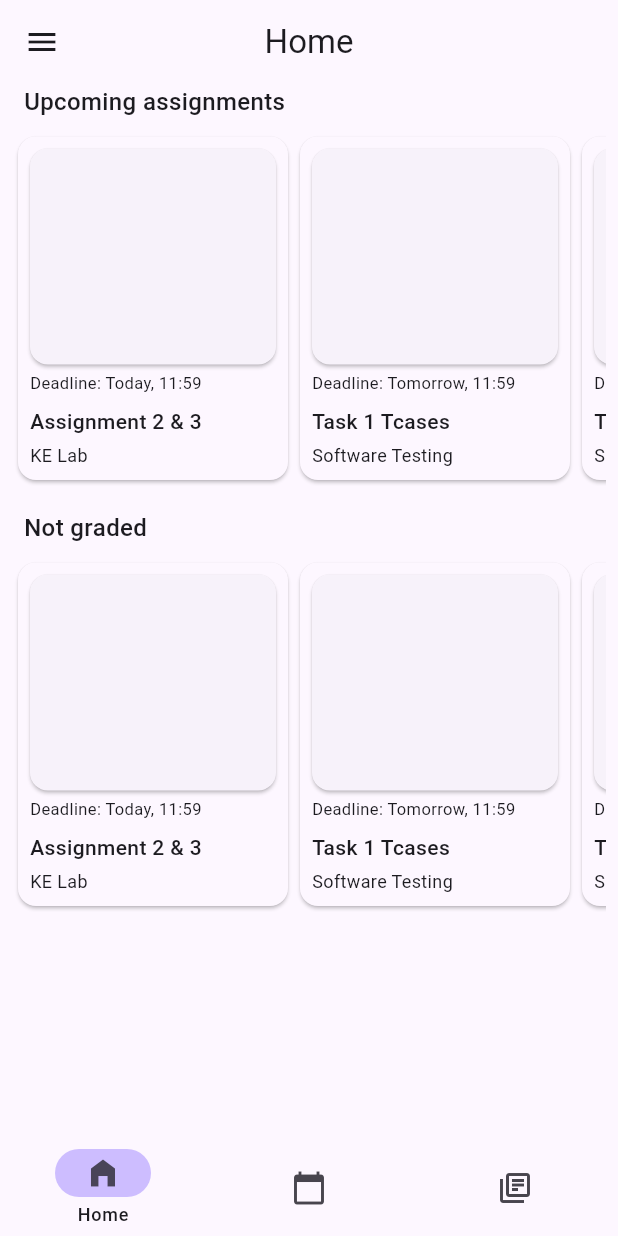
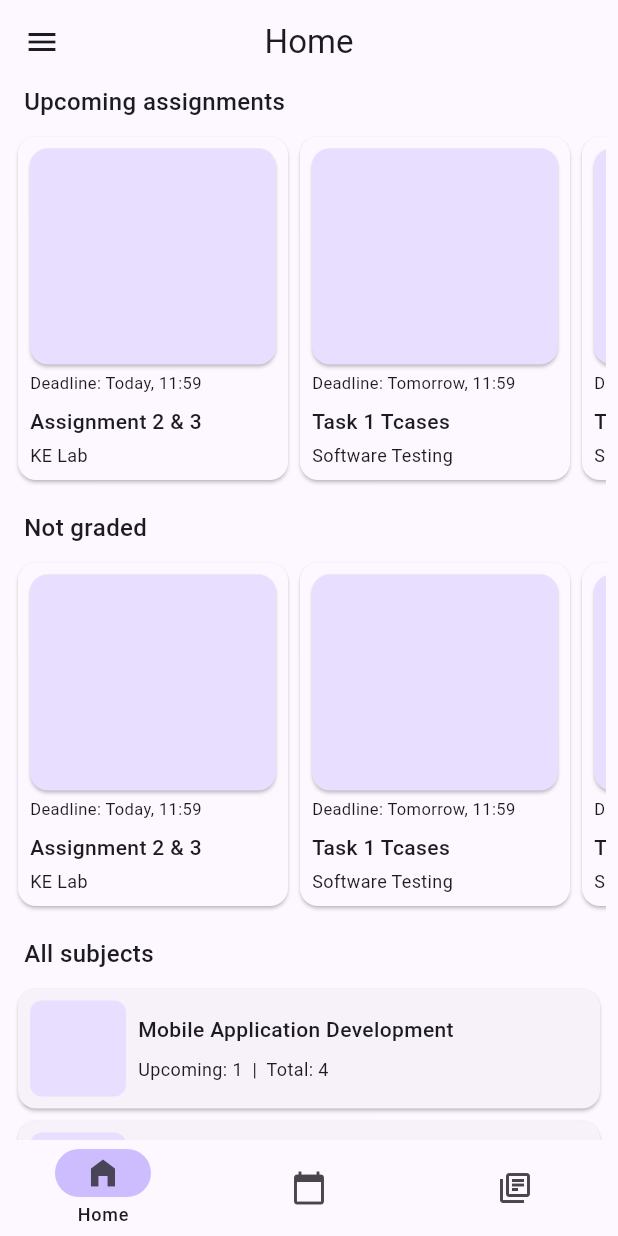
Before and after one commit to agxpro-z/classnet, a Flutter app: the screen it shows once a user with an empty profile is signed in, on a phone screen of 412 x 824 dp. Run offline on Flutter 3.47's test engine with Material 3 defaults, Android fonts, the phone set to English and light mode, and no system bars; our stand-ins replace firebase_auth, firebase_core; accounts and stored records are empty; generated files the repository leaves out were written again; network calls fail.

Commit message:
Add SubjectCard to show list of subjects with assignments.
Signed-off-by: AnkitGourav <Ankitgourav035@gmail.com>

```diff
--- a/lib/app/components/assignment_card.dart
+++ b/lib/app/components/assignment_card.dart
@@ -25,9 +25,10 @@ class AssignmentCard extends StatelessWidget {
         child: Column(
           crossAxisAlignment: CrossAxisAlignment.start,
           children: [
-            const Card(
-              margin: EdgeInsets.all(0.0),
-              child: SizedBox(
+            Card(
+              color: theme.colorScheme.primaryContainer,
+              margin: const EdgeInsets.all(0.0),
+              child: const SizedBox(
                 height: 144,
                 width: 164,
               ),
--- /dev/null
+++ b/lib/app/components/subject_card.dart
@@ -0,0 +1,62 @@
+import 'package:flutter/material.dart';
+
+class SubjectCard extends StatelessWidget {
+  const SubjectCard({
+    super.key,
+    required this.subject,
+    required this.upcoming,
+    required this.total,
+  });
+
+  final String subject;
+  final int upcoming;
+  final int total;
+
+  @override
+  Widget build(BuildContext context) {
+    final theme = Theme.of(context);
+
+    return Card(
+      child: Padding(
+        padding: const EdgeInsets.all(8.0),
+        child: Row(
+          children: <Widget>[
+            Container(
+              height: 64,
+              width: 64,
+              decoration: BoxDecoration(
+                borderRadius: BorderRadius.circular(8.0),
+                color: theme.colorScheme.primaryContainer,
+              ),
+            ),
+            SizedBox(
+              width: MediaQuery.of(context).size.width - 104,
+              child: Padding(
+                padding: const EdgeInsets.only(left: 8.0),
+                child: Column(
+                  crossAxisAlignment: CrossAxisAlignment.start,
+                  children: <Widget>[
+                    Text(
+                      subject,
+                      style: TextStyle(
+                        fontSize: theme.textTheme.titleSmall?.fontSize,
+                        fontWeight: FontWeight.w500,
+                      ),
+                    ),
+                    const SizedBox(height: 8.0),
+                    Text(
+                      "Upcoming: ${upcoming.toString()}  |  Total: ${total.toString()}",
+                      style: TextStyle(
+                        fontSize: theme.textTheme.bodySmall?.fontSize,
+                      ),
+                    ),
+                  ],
+                ),
+              ),
+            )
+          ],
+        ),
+      ),
+    );
+  }
+}
--- a/lib/app/pages/home_page.dart
+++ b/lib/app/pages/home_page.dart
@@ -4,6 +4,7 @@ import 'package:flutter/material.dart';
 import '../../res/values/strings.dart';
 import '../auth/auth.dart';
 import '../components/assignment_card.dart';
+import '../components/subject_card.dart';
 
 class HomePage extends StatefulWidget {
   const HomePage({super.key});
@@ -20,7 +21,7 @@ class _HomePageState extends State<HomePage> {
     final theme = Theme.of(context);
 
     return Scaffold(
-      backgroundColor: theme.colorScheme.background,
+      backgroundColor: theme.colorScheme.surface,
       appBar: AppBar(
         backgroundColor: theme.colorScheme.surface,
         title: const Text(Strings.home),
@@ -169,6 +170,65 @@ class _HomePageState extends State<HomePage> {
                   ],
                 ),
               ),
+              const SizedBox(height: 16.0),
+              Padding(
+                padding: const EdgeInsets.only(left: 8.0),
+                child: Text(
+                  Strings.allSubjects,
+                  style: TextStyle(
+                      fontWeight: FontWeight.w500,
+                      fontSize: theme.textTheme.titleMedium?.fontSize
+                  ),
+                ),
+              ),
+              const SizedBox(height: 8.0),
+              const SingleChildScrollView(
+                child: Column(
+                  children: <Widget>[
+                    SubjectCard(
+                      subject: "Mobile Application Development",
+                      upcoming: 1,
+                      total: 4,
+                    ),
+                    SubjectCard(
+                      subject: "Mobile Application Development",
+                      upcoming: 1,
+                      total: 4,
+                    ),
+                    SubjectCard(
+                      subject: "Mobile Application Development",
+                      upcoming: 1,
+                      total: 4,
+                    ),
+                    SubjectCard(
+                      subject: "Mobile Application Development",
+                      upcoming: 1,
+                      total: 4,
+                    ),
+                    SubjectCard(
+                      subject: "Mobile Application Development",
+                      upcoming: 1,
+                      total: 4,
+                    ),
+                    SubjectCard(
+                      subject: "Mobile Application Development",
+                      upcoming: 1,
+                      total: 4,
+                    ),
+                    SubjectCard(
+                      subject: "Mobile Application Development",
+                      upcoming: 1,
+                      total: 4,
+                    ),
+                    SubjectCard(
+                      subject: "Mobile Application Development",
+                      upcoming: 1,
+                      total: 4,
+                    ),
+                    SizedBox(height: 8.0),
+                  ],
+                ),
+              ),
             ],
           ),
         ),
--- a/lib/res/values/strings.dart
+++ b/lib/res/values/strings.dart
@@ -23,6 +23,7 @@ class Strings {
   static const String home = "Home";
   static const String upcomingAssignments = "Upcoming assignments";
   static const String notGradedAssignments = "Not graded";
+  static const String allSubjects = "All subjects";
 
   // Tasks
   static const String tasks = "Tasks";
```
